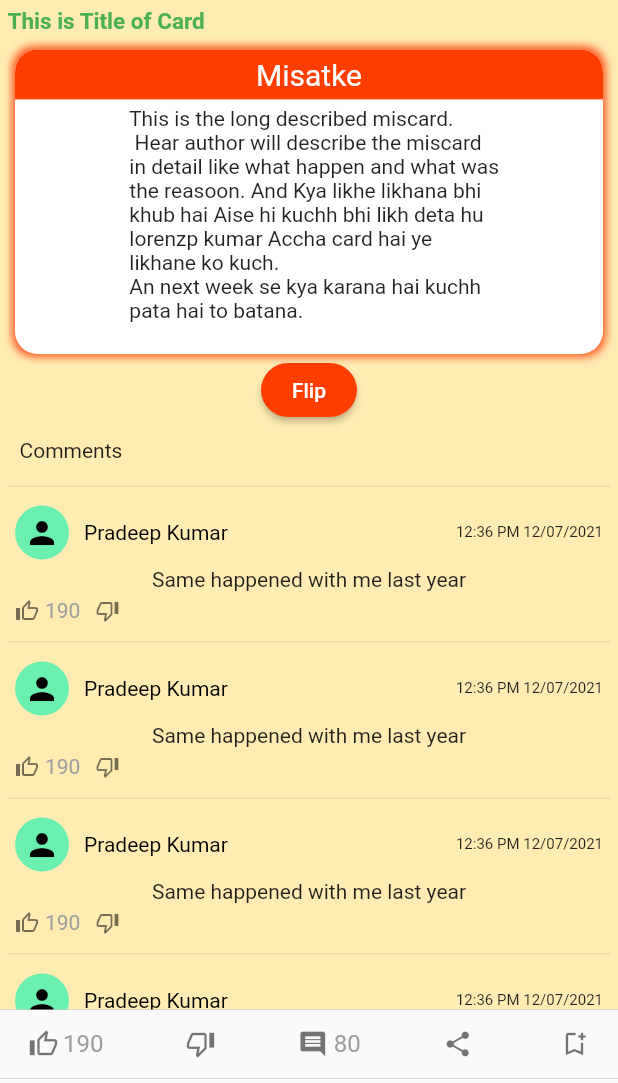
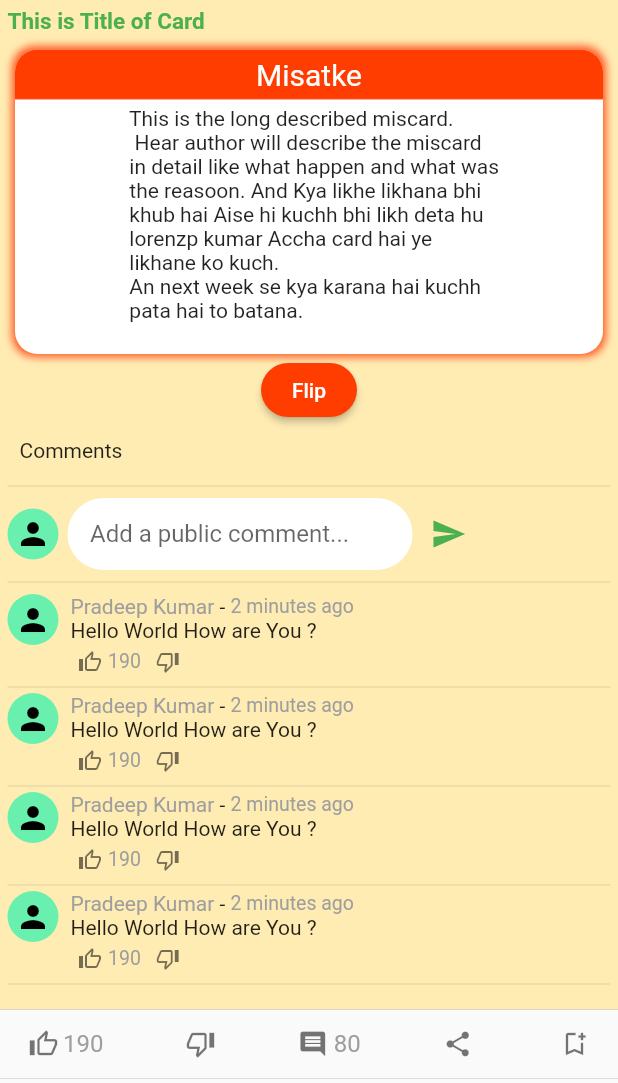
Before and after one commit to pktintali/Project_SYM, a Flutter app: the MisCardDetails screen opened directly, on a phone screen of 412 x 824 dp, the part 153-1236 px from its top. Run offline on Flutter 3.47's test engine with Material 2 defaults, Android fonts, the phone set to English and light mode, and no system bars; drawn by our look-alikes of flip_card; our stand-ins replace get; network calls fail.

Commit message:
comment page created

```diff
--- a/lib/pages/miscard/constants.dart
+++ b/lib/pages/miscard/constants.dart
@@ -10,4 +10,8 @@ class Constants {
   An next week se kya karana hai kuchh
   pata hai to batana.
   """;
+
+  static const fakeComment = """
+  This is a sample comment. Comments are very creative.
+  """;
 }
--- a/lib/pages/miscard/miscard_comment.dart
+++ b/lib/pages/miscard/miscard_comment.dart
@@ -1,5 +1,6 @@
 import 'package:flutter/material.dart';
 import 'package:project_sym/components/widgets/miscard_user_header.dart';
+import 'package:project_sym/pages/miscard/constants.dart';
 import 'package:project_sym/pages/miscard/widgets/miscard_comment_icons.dart';
 
 class MisCardcomment extends StatelessWidget {
@@ -8,16 +9,45 @@ class MisCardcomment extends StatelessWidget {
   @override
   Widget build(BuildContext context) {
     return Column(
-      children: const [
-        MisCardUserHeader(),
-        Padding(
-          padding: EdgeInsets.symmetric(
-            horizontal: 10,
-          ),
-          child: Text('Same happened with me last year'),
+      children: [
+        Row(
+          crossAxisAlignment: CrossAxisAlignment.start,
+          children: [
+            const CircleAvatar(
+              backgroundColor: Colors.greenAccent,
+              radius: 17,
+              child: Icon(
+                Icons.person,
+                color: Colors.black,
+              ),
+            ),
+            const SizedBox(width: 8),
+            Column(
+              crossAxisAlignment: CrossAxisAlignment.start,
+              children: [
+                Row(
+                  children: const [
+                    Text(
+                      'Pradeep Kumar',
+                      style: TextStyle(color: Colors.grey),
+                    ),
+                    Text(' - '),
+                    Text(
+                      '2 minutes ago',
+                      style: TextStyle(
+                        color: Colors.grey,
+                        fontSize: 13,
+                      ),
+                    )
+                  ],
+                ),
+                Text('Hello World How are You ?'),
+                const MisCardCommentIcons(),
+              ],
+            ),
+          ],
         ),
-        MisCardCommentIcons(),
-        Divider(),
+        const Divider(height: 8),
       ],
     );
   }
--- /dev/null
+++ b/lib/pages/miscard/miscard_comment_writebox.dart
@@ -0,0 +1,46 @@
+import 'package:flutter/material.dart';
+
+class MisCardCommentWriteBox extends StatelessWidget {
+  const MisCardCommentWriteBox({Key? key}) : super(key: key);
+
+  @override
+  Widget build(BuildContext context) {
+    return Row(
+      children: [
+        const CircleAvatar(
+          backgroundColor: Colors.greenAccent,
+          radius: 17,
+          child: Icon(
+            Icons.person,
+            color: Colors.black,
+          ),
+        ),
+        const SizedBox(width: 6),
+        SizedBox(
+          width: 230,
+          child: TextField(
+            decoration: InputDecoration(
+              hintText: 'Add a public comment...',
+              filled: true,
+              contentPadding:const EdgeInsets.symmetric(
+                horizontal: 15,
+              ),
+              fillColor: Colors.white,
+              border: OutlineInputBorder(
+                borderRadius: BorderRadius.circular(50),
+                borderSide: BorderSide.none,
+              ),
+            ),
+          ),
+        ),
+        IconButton(
+          onPressed: () {},
+          icon: const Icon(
+            Icons.send,
+            color: Colors.green,
+          ),
+        ),
+      ],
+    );
+  }
+}
--- a/lib/pages/miscard/miscard_details.dart
+++ b/lib/pages/miscard/miscard_details.dart
@@ -5,6 +5,7 @@ import 'package:project_sym/components/widgets/miscard_title.dart';
 import 'package:project_sym/components/widgets/miscard_user_header.dart';
 import 'package:project_sym/controllers/flipcard_details_controller.dart';
 import 'package:project_sym/pages/miscard/miscard_comment.dart';
+import 'package:project_sym/pages/miscard/miscard_comment_writebox.dart';
 import 'package:project_sym/pages/miscard/widgets/miscard_back.dart';
 import 'package:project_sym/pages/miscard/widgets/miscard_details_footer.dart';
 import 'package:project_sym/pages/miscard/widgets/miscard_details_icons.dart';
@@ -48,6 +49,8 @@ class MisCardDetails extends StatelessWidget {
                   child: Text('Comments'),
                 ),
                 const Divider(),
+                const MisCardCommentWriteBox(),
+                const Divider(),
                 const MisCardcomment(),
                 const MisCardcomment(),
                 const MisCardcomment(),
--- a/lib/pages/miscard/widgets/miscard_comment_icons.dart
+++ b/lib/pages/miscard/widgets/miscard_comment_icons.dart
@@ -7,7 +7,9 @@ class MisCardCommentIcons extends StatelessWidget {
   Widget build(BuildContext context) {
     return Padding(
       padding: const EdgeInsets.all(5.0),
-      child: Row(
+      child: Column(
+        children: [
+          Row(
             children: [
               Row(
                 children: const [
@@ -19,11 +21,16 @@ class MisCardCommentIcons extends StatelessWidget {
                   SizedBox(width: 4),
                   Text(
                     '190',
-                style: TextStyle(color: Colors.grey),
+                    style: TextStyle(
+                      color: Colors.grey,
+                      fontSize: 13,
+                    ),
                   ),
                 ],
               ),
-          const SizedBox(width: 10,),
+              const SizedBox(
+                width: 10,
+              ),
               const Icon(
                 Icons.thumb_down_alt_outlined,
                 size: 16,
@@ -31,6 +38,8 @@ class MisCardCommentIcons extends StatelessWidget {
               ),
             ],
           ),
+        ],
+      ),
     );
   }
 }
```
Lines whose indentation alone changed are shown as unchanged.
